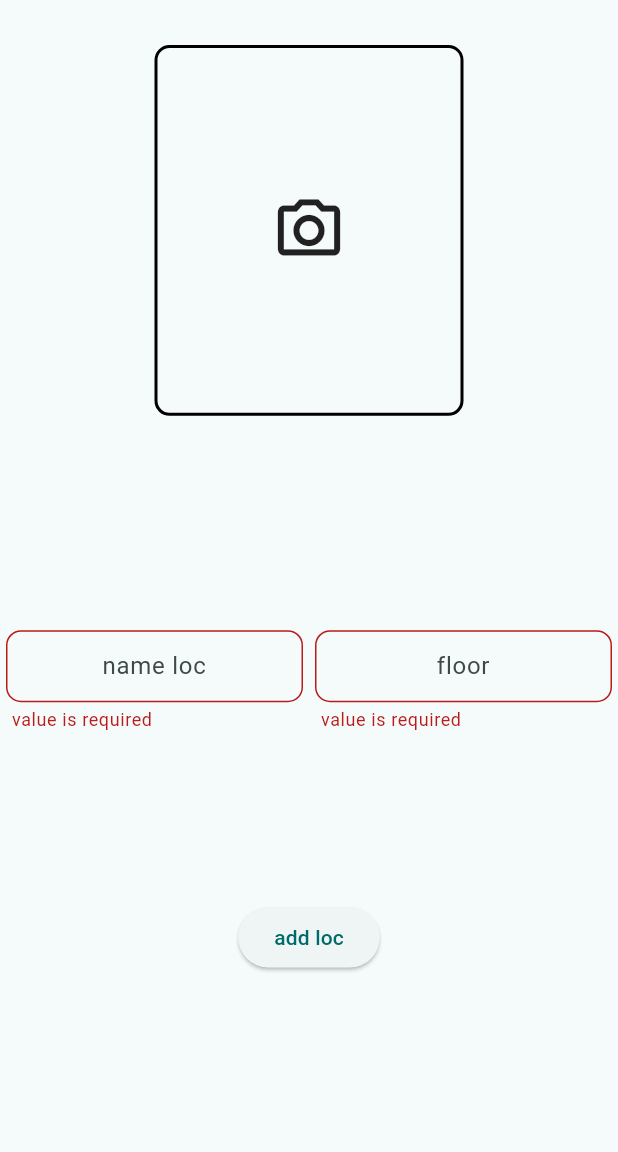
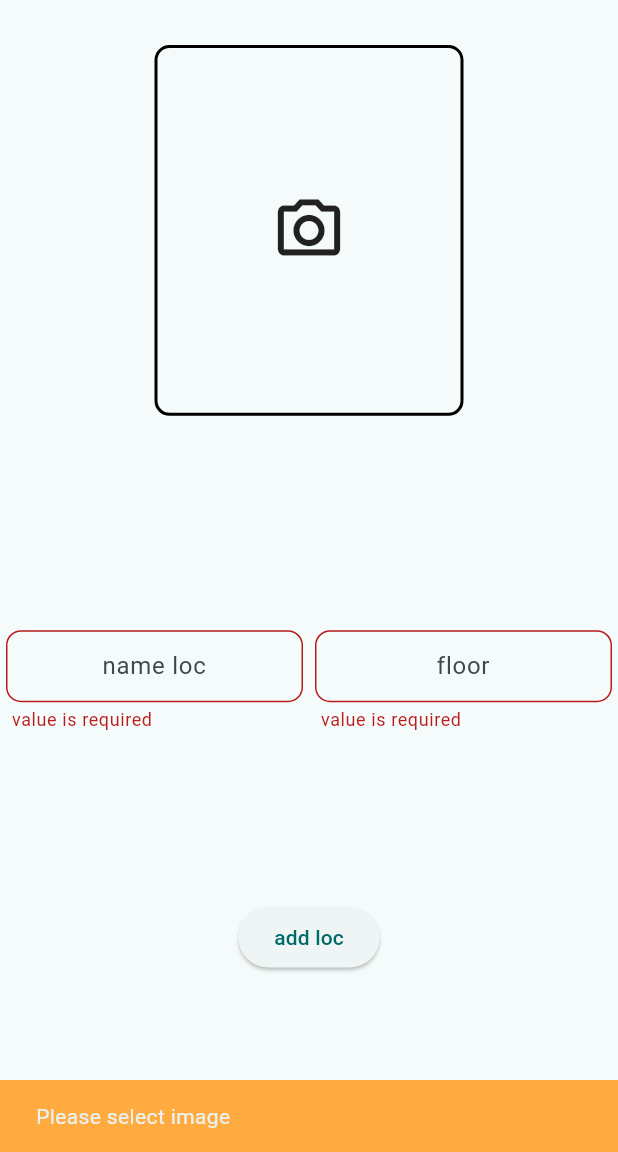
Before and after one commit to ibram12/loc, a Flutter app: the AddHallView screen opened by its route, after a tap on "add loc", on a phone screen of 412 x 824 dp, the part 84-1236 px from its top. Run offline on Flutter 3.47's test engine with Material 3 defaults, Android fonts, the phone set to English and light mode, and no system bars; drawn by our look-alikes of modal_progress_hud_nsn; our stand-ins replace bloc, cached_network_image, cloud_firestore, firebase_auth, firebase_core, firebase_storage and 4 more; accounts and stored records are empty.

Commit message:
make admin able to upload hall and delete from data base

```diff
--- a/lib/core/helper/delete_alert_dialog.dart
+++ b/lib/core/helper/delete_alert_dialog.dart
@@ -2,7 +2,7 @@
 
 import '../../generated/l10n.dart';
 
-void showDeleteItemAlert({required BuildContext context ,required String index,void Function()? onPressed}) {
+void showDeleteItemAlert({required BuildContext context ,required void Function() onPressed}) {
     showDialog(
       context: context,
       builder: (BuildContext context) {
--- /dev/null
+++ b/lib/featuers/admin/pressntation/manager/cubit/add_hall_cubit.dart
@@ -0,0 +1,35 @@
+import 'dart:io';
+
+import 'package:bloc/bloc.dart';
+import 'package:firebase_storage/firebase_storage.dart';
+import 'package:loc/core/server/firebase_methoudes.dart';
+import 'package:meta/meta.dart';
+
+part 'add_hall_state.dart';
+
+class AddHallCubit extends Cubit<AddHallState> {
+  AddHallCubit() : super(AddHallInitial());
+  Future<void> addHall(String floor, String name, File? image) async {
+    try {
+      emit(AddHallLoading());
+
+        Reference ref =
+           FirebaseStorage.instance.ref().child('images').child('${DateTime.now()}');
+
+      UploadTask uploadTask = ref.putFile(image?? File(''));
+
+      var url = await (await uploadTask).ref.getDownloadURL();
+
+      Map<String, dynamic> locInfo = {
+        'image': url,
+        'floor': floor,
+        'name': name,
+        'available': true
+      };
+      await DataBaseMethouds().addHall(locInfo);
+      emit(AddHallSuccess());
+    } catch (e) {
+      emit(AddHallError());
+    }
+  }
+}
--- /dev/null
+++ b/lib/featuers/admin/pressntation/manager/cubit/add_hall_state.dart
@@ -0,0 +1,9 @@
+part of 'add_hall_cubit.dart';
+
+@immutable
+sealed class AddHallState {}
+
+final class AddHallInitial extends AddHallState {}
+final class AddHallLoading extends AddHallState {}
+final class AddHallSuccess extends AddHallState {}
+final class AddHallError extends AddHallState {}
--- a/lib/featuers/admin/pressntation/view/add_hall_view.dart
+++ b/lib/featuers/admin/pressntation/view/add_hall_view.dart
@@ -1,5 +1,7 @@
 import 'package:flutter/cupertino.dart';
 import 'package:flutter/material.dart';
+import 'package:flutter_bloc/flutter_bloc.dart';
+import 'package:loc/featuers/admin/pressntation/manager/cubit/add_hall_cubit.dart';
 import 'package:loc/featuers/admin/pressntation/widgets/add_hall_view_body.dart';
 
 import '../../../../core/utils/constants.dart';
@@ -12,12 +14,15 @@ class AddHallView extends StatelessWidget {
 
   @override
   Widget build(BuildContext context) {
-    return Scaffold(
-      appBar: AppBar(
-        backgroundColor: kPrimaryColor,
-        title: Text(S.of(context).add_hall),
+    return BlocProvider(
+      create: (context) => AddHallCubit(),
+      child: Scaffold(
+        appBar: AppBar(
+          backgroundColor: kPrimaryColor,
+          title: Text(S.of(context).add_hall),
+        ),
+        body: AddHallViewBody(),
       ),
-      body: AddHallViewBody(),
     );
   }
 }
--- a/lib/featuers/admin/pressntation/widgets/Custom_image_contaner.dart
+++ b/lib/featuers/admin/pressntation/widgets/Custom_image_contaner.dart
@@ -2,11 +2,14 @@ import 'dart:io';
 
 import 'package:flutter/cupertino.dart';
 import 'package:flutter/material.dart';
+import 'package:flutter_bloc/flutter_bloc.dart';
 import 'package:image_picker/image_picker.dart';
+import 'package:loc/featuers/admin/pressntation/manager/cubit/add_hall_cubit.dart';
 import 'package:loc/featuers/admin/pressntation/widgets/custom_bottom_sheet_body.dart';
 
 class CustomImageContaner extends StatefulWidget {
-  const CustomImageContaner({super.key});
+  const CustomImageContaner({super.key, required this.onSelected});
+  final void Function(File) onSelected;
 
   @override
   State<CustomImageContaner> createState() => _CustomImageContanerState();
@@ -15,32 +18,38 @@ class CustomImageContaner extends StatefulWidget {
 class _CustomImageContanerState extends State<CustomImageContaner> {
   File? image;
 
-  Future<void> pickImagef(ImageSource source) async {
+  Future<void> pickImage(ImageSource source) async {
     final ImagePicker picker = ImagePicker();
     final pickedFile = await picker.pickImage(source: source);
     if (pickedFile != null) {
       setState(() {
         image = File(pickedFile.path);
       });
+      widget.onSelected(image!);
       Navigator.pop(context);
-
     }
   }
 
   @override
   Widget build(BuildContext context) {
     var size = MediaQuery.of(context).size;
-    return GestureDetector(
+    return BlocListener<AddHallCubit, AddHallState>(
+      listener: (context, state) {
+        if (state is AddHallSuccess) {
+          image = null;
+        }
+      },
+      child: GestureDetector(
         onTap: () {
           showModalBottomSheet(
               context: context,
               builder: (context) {
                 return BottomSheetBody(
                   chooseCamera: () {
-                  pickImagef(ImageSource.camera);
+                    pickImage(ImageSource.camera);
                   },
                   chooseGallery: () {
-                  pickImagef(ImageSource.gallery);
+                    pickImage(ImageSource.gallery);
                   },
                 );
               });
@@ -57,9 +66,13 @@ class _CustomImageContanerState extends State<CustomImageContaner> {
                   Icons.camera_alt_outlined,
                   size: 50,
                 )
-            : Image.file(
+              : ClipRRect(
+                  borderRadius: BorderRadius.circular(10),
+                  child: Image.file(
                     image!,
-                fit: BoxFit.cover,
+                    fit: BoxFit.fill,
+                  ),
+                ),
         ),
       ),
     );
--- a/lib/featuers/admin/pressntation/widgets/add_hall_view_body.dart
+++ b/lib/featuers/admin/pressntation/widgets/add_hall_view_body.dart
@@ -1,6 +1,11 @@
-import 'package:cloud_firestore/cloud_firestore.dart';
+import 'dart:io';
+
 import 'package:flutter/material.dart';
+import 'package:flutter_bloc/flutter_bloc.dart';
+import 'package:loc/core/helper/snack_bar.dart';
+import 'package:loc/featuers/admin/pressntation/manager/cubit/add_hall_cubit.dart';
 import 'package:loc/featuers/admin/pressntation/widgets/Custom_image_contaner.dart';
+import 'package:modal_progress_hud_nsn/modal_progress_hud_nsn.dart';
 
 import '../../../../core/widgets/Custom_TextField.dart';
 import '../../../../generated/l10n.dart';
@@ -16,7 +21,7 @@ class _AddHallViewBodyState extends State<AddHallViewBody> {
   late TextEditingController location;
   late TextEditingController floor;
   GlobalKey<FormState> key = GlobalKey();
-  CollectionReference loc = FirebaseFirestore.instance.collection('loc');
+  File packedImage = File('');
 
   @override
   void initState() {
@@ -36,12 +41,33 @@ class _AddHallViewBodyState extends State<AddHallViewBody> {
 
   @override
   Widget build(BuildContext context) {
-    return Form(
+    return BlocBuilder<AddHallCubit, AddHallState>(
+      builder: (context, state) {
+        if (state is AddHallSuccess) {
+          WidgetsBinding.instance.addPostFrameCallback((_) {
+            showSnackBar(context, 'Hall added successfully');
+          });
+          location.clear();
+          floor.clear();
+          packedImage = File('');
+        } else if (state is AddHallError) {
+          WidgetsBinding.instance.addPostFrameCallback((_) {
+            showSnackBar(context, 'something went wrong,try later');
+          });
+        }
+        return ModalProgressHUD(
+          inAsyncCall: state is AddHallLoading,
+          child: Form(
             key: key,
             child: Column(
               mainAxisAlignment: MainAxisAlignment.spaceBetween,
               children: [
-          CustomImageContaner(),
+                CustomImageContaner(
+                  onSelected: (value) {
+                     packedImage = value;
+
+                  },
+                ),
                 Padding(
                   padding: const EdgeInsets.all(4.0),
                   child: Row(
@@ -71,15 +97,14 @@ class _AddHallViewBodyState extends State<AddHallViewBody> {
                     ],
                   ),
                 ),
-
                 ElevatedButton(
-              onPressed: () {
-                if (key.currentState!.validate()) {
-                  addloc();
-                  location.clear();
-                  floor.clear();
-                } else {
-                  print('error');
+                    onPressed: () async {
+                      if (key.currentState!.validate() &&
+                          packedImage != File('')) {
+                        await BlocProvider.of<AddHallCubit>(context)
+                            .addHall(floor.text, location.text, packedImage);
+                      } else if (packedImage.path == '') {
+                        showSnackBar(context, 'Please select image');
                       }
                     },
                     child: Text(S.of(context).add_loc)),
@@ -88,13 +113,9 @@ class _AddHallViewBodyState extends State<AddHallViewBody> {
                 ),
               ],
             ),
+          ),
+        );
+      },
     );
   }
-
-  Future<void> addloc() {
-    return loc
-        .add({'name_loc': location.text, 'floor': floor.text})
-        .then((value) => print("User Added"))
-        .catchError((error) => print("Failed to add user: $error"));
 }
-}
--- a/pubspec.yaml
+++ b/pubspec.yaml
@@ -34,6 +34,7 @@ dependencies:
   cupertino_icons: ^1.0.2
   firebase_auth: ^4.15.3
   firebase_core: ^2.24.2
+  firebase_storage: ^11.7.4
   flutter:
     sdk: flutter
   flutter_bloc: ^8.1.5
```
Also changed, not shown: lib/core/server/firebase_methoudes.dart (+11 -7 lines), lib/featuers/admin/pressntation/widgets/admin_hall_item.dart (+6 -2 lines), lib/featuers/admin/pressntation/widgets/all_halls_list_veiw.dart (+16 -6 lines), pubspec.lock, 3 other files. Lines whose indentation alone changed are shown as unchanged.
